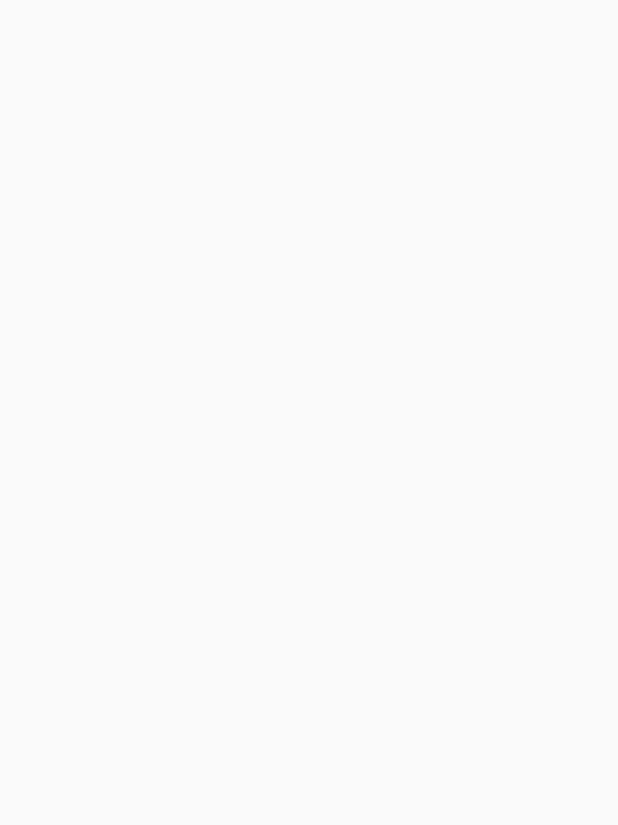
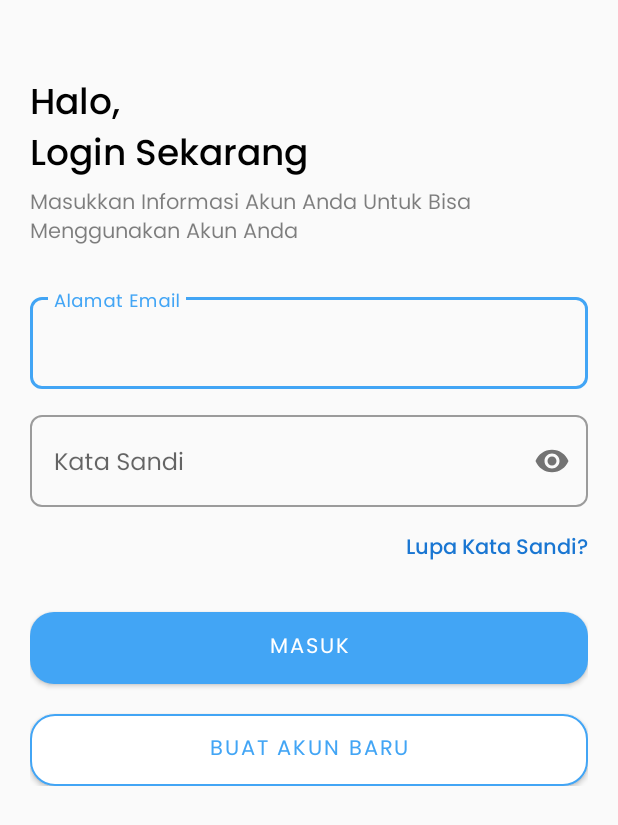
Before and after one commit to Ibrahimsyah/Naiz, an Android app: the LoginActivity screen opened directly, with no data from a screen before it, on a phone screen of 412 x 824 dp. Before the commit the part shown is empty. Shown: the top 825 px of the screen. Run offline under Robolectric (Android 15) with nearby library versions, the phone set to English and light mode, and no system bars.

Commit message:
add login page

```diff
--- a/client/app/src/main/java/com/bccowo/naiz/presentation/login/LoginActivity.kt
+++ b/client/app/src/main/java/com/bccowo/naiz/presentation/login/LoginActivity.kt
@@ -10,5 +10,6 @@ class LoginActivity : AppCompatActivity() {
     override fun onCreate(savedInstanceState: Bundle?) {
         super.onCreate(savedInstanceState)
         binding = ActivityLoginBinding.inflate(layoutInflater)
+        setContentView(binding.root)
     }
 }
--- /dev/null
+++ b/client/app/src/main/res/drawable/bg_btn_secondary.xml
@@ -0,0 +1,9 @@
+<?xml version="1.0" encoding="utf-8"?>
+<shape android:shape="rectangle"
+    xmlns:android="http://schemas.android.com/apk/res/android">
+    <corners android:radius="16dp" />
+    <solid android:color="@color/white" />
+    <stroke
+        android:width="1dp"
+        android:color="@color/med_blue" />
+</shape>
--- a/client/app/src/main/res/layout/activity_login.xml
+++ b/client/app/src/main/res/layout/activity_login.xml
@@ -1,9 +1,106 @@
 <?xml version="1.0" encoding="utf-8"?>
-<androidx.constraintlayout.widget.ConstraintLayout xmlns:android="http://schemas.android.com/apk/res/android"
+<ScrollView xmlns:android="http://schemas.android.com/apk/res/android"
     xmlns:app="http://schemas.android.com/apk/res-auto"
     xmlns:tools="http://schemas.android.com/tools"
     android:layout_width="match_parent"
     android:layout_height="match_parent"
     tools:context=".presentation.login.LoginActivity">
 
-</androidx.constraintlayout.widget.ConstraintLayout>
+    <androidx.constraintlayout.widget.ConstraintLayout
+        android:layout_width="match_parent"
+        android:layout_height="wrap_content"
+        android:padding="20dp">
+
+        <TextView
+            android:id="@+id/login_title"
+            android:layout_marginTop="30dp"
+            style="@style/FontH5"
+            android:layout_width="wrap_content"
+            android:layout_height="wrap_content"
+            android:fontFamily="@font/poppins_medium"
+            android:text="@string/login_greet"
+            app:layout_constraintLeft_toLeftOf="parent"
+            app:layout_constraintTop_toTopOf="parent" />
+
+        <TextView
+            android:id="@+id/login_desc"
+            style="@style/FontBody2"
+            android:textColor="@color/dark_gray"
+            android:layout_width="wrap_content"
+            android:layout_height="wrap_content"
+            android:text="@string/login_desc"
+            app:layout_constraintLeft_toLeftOf="parent"
+            app:layout_constraintRight_toRightOf="parent"
+            app:layout_constraintTop_toBottomOf="@id/login_title" />
+
+        <com.google.android.material.textfield.TextInputLayout
+            android:id="@+id/email"
+            style="@style/Widget.MaterialComponents.TextInputLayout.OutlinedBox"
+            android:layout_width="match_parent"
+            android:layout_height="wrap_content"
+            android:layout_marginTop="25dp"
+            app:boxCornerRadiusBottomEnd="8dp"
+            app:boxCornerRadiusBottomStart="8dp"
+            app:boxCornerRadiusTopEnd="8dp"
+            app:boxCornerRadiusTopStart="8dp"
+            app:layout_constraintTop_toBottomOf="@id/login_desc">
+
+            <com.google.android.material.textfield.TextInputEditText
+                android:layout_width="match_parent"
+                android:layout_height="wrap_content"
+                android:hint="@string/email"
+                android:inputType="textEmailAddress" />
+        </com.google.android.material.textfield.TextInputLayout>
+
+        <com.google.android.material.textfield.TextInputLayout
+            android:id="@+id/password"
+            style="@style/Widget.MaterialComponents.TextInputLayout.OutlinedBox"
+            android:layout_width="match_parent"
+            android:layout_height="wrap_content"
+            android:layout_marginTop="12dp"
+            app:boxCornerRadiusBottomEnd="8dp"
+            app:boxCornerRadiusBottomStart="8dp"
+            app:boxCornerRadiusTopEnd="8dp"
+            app:boxCornerRadiusTopStart="8dp"
+            app:layout_constraintTop_toBottomOf="@id/email"
+            app:passwordToggleEnabled="true">
+
+            <com.google.android.material.textfield.TextInputEditText
+                android:layout_width="match_parent"
+                android:layout_height="wrap_content"
+                android:hint="@string/password"
+                android:inputType="textPassword" />
+        </com.google.android.material.textfield.TextInputLayout>
+
+        <TextView
+            android:id="@+id/btn_forgot_password"
+            android:layout_width="wrap_content"
+            android:layout_height="wrap_content"
+            android:layout_marginTop="16dp"
+            android:fontFamily="@font/poppins_medium"
+            android:text="@string/lupa_password"
+            android:textColor="@color/dark_blue"
+            app:layout_constraintRight_toRightOf="@id/password"
+            app:layout_constraintTop_toBottomOf="@id/password" />
+
+        <Button
+            android:id="@+id/btn_login"
+            android:layout_width="match_parent"
+            android:layout_height="wrap_content"
+            android:layout_marginTop="30dp"
+            android:background="@drawable/bg_btn_primary"
+            android:text="@string/masuk"
+            app:layout_constraintTop_toBottomOf="@id/btn_forgot_password" />
+
+        <Button
+            android:id="@+id/btn_register"
+            android:layout_width="match_parent"
+            android:layout_height="wrap_content"
+            android:layout_marginTop="20dp"
+            android:background="@drawable/bg_btn_secondary"
+            android:text="@string/create_new_account"
+            android:textColor="@color/med_blue"
+            app:backgroundTint="@null"
+            app:layout_constraintTop_toBottomOf="@id/btn_login" />
+    </androidx.constraintlayout.widget.ConstraintLayout>
+</ScrollView>
--- a/client/app/src/main/res/values/strings.xml
+++ b/client/app/src/main/res/values/strings.xml
@@ -15,4 +15,8 @@
     <string name="forget_password_desc">Masukkan alamat email anda dan biarkan kami melakukan sisanya untuk anda</string>
     <string name="email">Alamat Email</string>
     <string name="password">Kata Sandi</string>
+    <string name="create_new_account">Buat Akun Baru</string>
+    <string name="lupa_password">Lupa Kata Sandi?</string>
+    <string name="login_greet">Halo,\nLogin Sekarang</string>
+    <string name="login_desc">Masukkan Informasi Akun Anda Untuk Bisa Menggunakan Akun Anda</string>
 </resources>
```
